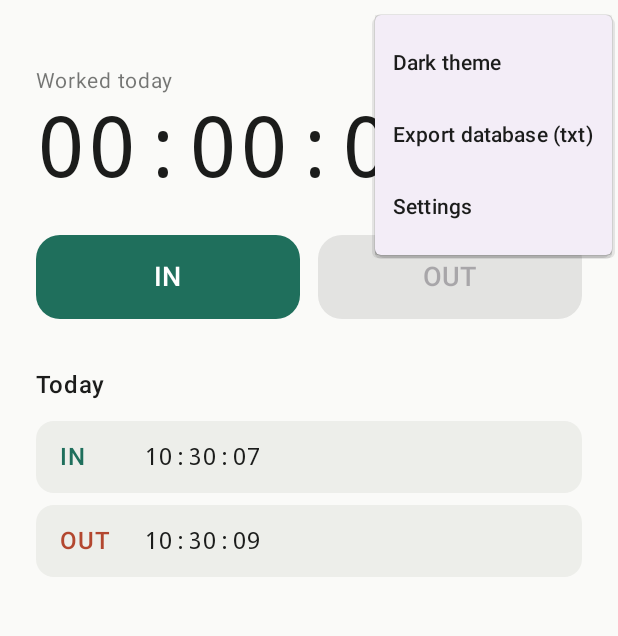
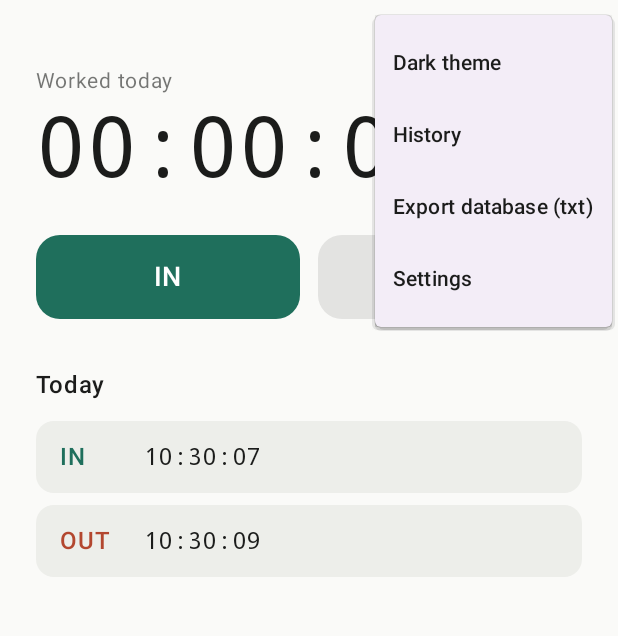
Before and after one commit to mircopergreffi/worktracker, an Android app built with Jetpack Compose: the screen it shows after launch (MainActivity), after a tap on "Menu", on a phone screen of 412 x 824 dp, the part 69-705 px from its top. Run offline under Robolectric (Android 15) with nearby library versions, the phone set to English and light mode, and no system bars; our stand-ins replace Room's generated code; 2 other taps on this screen came first.

Commit message:
Added history screen

```diff
--- a/app/src/main/java/com/example/workhours/MainViewModel.kt
+++ b/app/src/main/java/com/example/workhours/MainViewModel.kt
@@ -6,16 +6,19 @@ import androidx.lifecycle.AndroidViewModel
 import androidx.lifecycle.viewModelScope
 import com.example.workhours.data.AppDatabase
 import com.example.workhours.data.Entry
+import com.example.workhours.data.workedSeconds
 import kotlinx.coroutines.Dispatchers
 import kotlinx.coroutines.ExperimentalCoroutinesApi
 import kotlinx.coroutines.delay
 import kotlinx.coroutines.flow.*
 import kotlinx.coroutines.launch
 import kotlinx.coroutines.withContext
-import java.time.Duration
+import java.time.LocalDate
 import java.time.LocalDateTime
 import java.time.LocalTime
 import java.time.format.DateTimeFormatter
+
+data class DaySummary(val day: LocalDate, val seconds: Long, val count: Int)
 
 data class UiState(
     val entries: List<Entry> = emptyList(),
@@ -60,22 +63,31 @@ class MainViewModel(app: Application) : AndroidViewModel(app) {
         }
         .stateIn(viewModelScope, SharingStarted.WhileSubscribed(5000), UiState())
 
-    /** Sums IN→OUT pairs; an open IN counts up to "now". */
-    private fun workedSeconds(entries: List<Entry>, now: LocalTime): Long {
-        var total = 0L
-        var start: LocalTime? = null
-        for (e in entries) {
-            val t = LocalTime.parse(e.time)
-            if (e.inOut == "IN") {
-                if (start == null) start = t
-            } else if (start != null) {
-                total += Duration.between(start, t).seconds
-                start = null
+    /** Last 30 days (today first) with worked seconds per day, including empty days. */
+    val history: StateFlow<List<DaySummary>> = clock
+        .map { it.toLocalDate() }
+        .distinctUntilChanged()
+        .flatMapLatest { today ->
+            dao.observeSince(today.minusDays(29).toString()).combine(clock) { all, now ->
+                val byDay = all.groupBy { it.day }
+                (0..29).map { i ->
+                    val d = today.minusDays(i.toLong())
+                    val list = byDay[d.toString()].orEmpty()
+                    DaySummary(d, workedSeconds(list, if (i == 0) now.toLocalTime() else null), list.size)
+                }
             }
         }
-        if (start != null) total += maxOf(0, Duration.between(start, now).seconds)
-        return total
-    }
+        .stateIn(viewModelScope, SharingStarted.WhileSubscribed(5000), emptyList())
+
+    /** Entries and worked time for any single day. */
+    fun dayState(day: LocalDate): Flow<UiState> =
+        dao.observeDay(day.toString()).combine(clock) { entries, now ->
+            UiState(
+                entries = entries,
+                workedSeconds = workedSeconds(entries, if (day == now.toLocalDate()) now.toLocalTime() else null),
+                isIn = entries.lastOrNull()?.inOut == "IN"
+            )
+        }
 
     fun mark(inOut: String) {
         viewModelScope.launch {
--- a/app/src/main/java/com/example/workhours/data/EntryDao.kt
+++ b/app/src/main/java/com/example/workhours/data/EntryDao.kt
@@ -9,6 +9,9 @@ import kotlinx.coroutines.flow.Flow
 interface EntryDao {
     @Query("SELECT * FROM entries WHERE day = :day ORDER BY time ASC, id ASC")
     fun observeDay(day: String): Flow<List<Entry>>
+
+    @Query("SELECT * FROM entries WHERE day >= :since ORDER BY day ASC, time ASC, id ASC")
+    fun observeSince(since: String): Flow<List<Entry>>
 
     @Query("SELECT * FROM entries ORDER BY day ASC, time ASC, id ASC")
     suspend fun getAll(): List<Entry>
--- /dev/null
+++ b/app/src/main/java/com/example/workhours/data/Worked.kt
@@ -0,0 +1,24 @@
+package com.example.workhours.data
+
+import java.time.Duration
+import java.time.LocalTime
+
+/**
+ * Sums IN→OUT pairs. A trailing IN with no OUT counts up to [openUntil]
+ * (pass "now" for today, null for past days where it is ignored).
+ */
+fun workedSeconds(entries: List<Entry>, openUntil: LocalTime?): Long {
+    var total = 0L
+    var start: LocalTime? = null
+    for (e in entries) {
+        val t = LocalTime.parse(e.time)
+        if (e.inOut == "IN") {
+            if (start == null) start = t
+        } else if (start != null) {
+            total += Duration.between(start, t).seconds
+            start = null
+        }
+    }
+    if (start != null && openUntil != null) total += maxOf(0, Duration.between(start, openUntil).seconds)
+    return total
+}
--- a/app/src/main/java/com/example/workhours/ui/Screens.kt
+++ b/app/src/main/java/com/example/workhours/ui/Screens.kt
@@ -14,6 +14,8 @@ import androidx.compose.material.icons.automirrored.filled.ArrowBack
 import androidx.compose.material.icons.filled.MoreVert
 import androidx.compose.material3.*
 import androidx.compose.runtime.*
+import androidx.compose.runtime.saveable.rememberSaveable
+import java.time.LocalDate
 import androidx.compose.ui.Alignment
 import androidx.compose.ui.Modifier
 import androidx.compose.ui.platform.LocalContext
@@ -23,18 +25,28 @@ import androidx.compose.ui.unit.dp
 import androidx.compose.ui.unit.sp
 import androidx.lifecycle.compose.collectAsStateWithLifecycle
 import com.example.workhours.MainViewModel
+import com.example.workhours.data.Entry
 
 @Composable
 fun AppRoot(vm: MainViewModel, isDark: Boolean) {
-    var showSettings by remember { mutableStateOf(false) }
-    BackHandler(showSettings) { showSettings = false }
-    if (showSettings) SettingsScreen(vm) { showSettings = false }
-    else MainScreen(vm, isDark) { showSettings = true }
+    var screen by rememberSaveable { mutableStateOf("main") }
+    var selectedDay by rememberSaveable { mutableStateOf<String?>(null) }
+
+    BackHandler(screen != "main") { screen = if (screen == "day") "history" else "main" }
+
+    when (screen) {
+        "settings" -> SettingsScreen(vm) { screen = "main" }
+        "history" -> HistoryScreen(vm, onBack = { screen = "main" }) {
+            selectedDay = it.toString(); screen = "day"
+        }
+        "day" -> DayScreen(vm, LocalDate.parse(selectedDay!!)) { screen = "history" }
+        else -> MainScreen(vm, isDark, onSettings = { screen = "settings" }, onHistory = { screen = "history" })
+    }
 }
 
 @OptIn(ExperimentalMaterial3Api::class)
 @Composable
-fun MainScreen(vm: MainViewModel, isDark: Boolean, onSettings: () -> Unit) {
+fun MainScreen(vm: MainViewModel, isDark: Boolean, onSettings: () -> Unit, onHistory: () -> Unit) {
     val state by vm.state.collectAsStateWithLifecycle()
     val context = LocalContext.current
     var menu by remember { mutableStateOf(false) }
@@ -61,6 +73,10 @@ fun MainScreen(vm: MainViewModel, isDark: Boolean, onSettings: () -> Unit) {
                         DropdownMenuItem(
                             text = { Text(if (isDark) "Light theme" else "Dark theme") },
                             onClick = { menu = false; vm.setDark(!isDark) }
+                        )
+                        DropdownMenuItem(
+                            text = { Text("History") },
+                            onClick = { menu = false; onHistory() }
                         )
                         DropdownMenuItem(
                             text = { Text("Export database (txt)") },
@@ -113,21 +129,7 @@ fun MainScreen(vm: MainViewModel, isDark: Boolean, onSettings: () -> Unit) {
             }
             LazyColumn(contentPadding = PaddingValues(bottom = 24.dp)) {
                 items(state.entries, key = { it.id }) { e ->
-                    Row(
-                        Modifier.fillMaxWidth().padding(vertical = 4.dp)
-                            .background(MaterialTheme.colorScheme.surfaceVariant, RoundedCornerShape(12.dp))
-                            .padding(horizontal = 16.dp, vertical = 12.dp),
-                        verticalAlignment = Alignment.CenterVertically
-                    ) {
-                        Text(
-                            e.inOut,
-                            Modifier.width(56.dp),
-                            fontWeight = FontWeight.SemiBold,
-                            color = if (e.inOut == "IN") MaterialTheme.colorScheme.primary
-                            else MaterialTheme.colorScheme.secondary
-                        )
-                        Text(e.time, fontFamily = FontFamily.Monospace, fontSize = 16.sp)
-                    }
+                    EntryRow(e)
                 }
             }
         }
@@ -176,5 +178,26 @@ fun SettingsScreen(vm: MainViewModel, onBack: () -> Unit) {
     }
 }
 
-private fun formatHms(total: Long): String =
+fun formatHms(total: Long): String =
     "%02d:%02d:%02d".format(total / 3600, (total % 3600) / 60, total % 60)
+
+fun formatHm(total: Long): String = "%dh %02dm".format(total / 3600, (total % 3600) / 60)
+
+@Composable
+fun EntryRow(e: Entry) {
+    Row(
+        Modifier.fillMaxWidth().padding(vertical = 4.dp)
+            .background(MaterialTheme.colorScheme.surfaceVariant, RoundedCornerShape(12.dp))
+            .padding(horizontal = 16.dp, vertical = 12.dp),
+        verticalAlignment = Alignment.CenterVertically
+    ) {
+        Text(
+            e.inOut,
+            Modifier.width(56.dp),
+            fontWeight = FontWeight.SemiBold,
+            color = if (e.inOut == "IN") MaterialTheme.colorScheme.primary
+            else MaterialTheme.colorScheme.secondary
+        )
+        Text(e.time, fontFamily = FontFamily.Monospace, fontSize = 16.sp)
+    }
+}
```
Also changed, not shown: app/src/main/java/com/example/workhours/ui/History.kt (added, +145 -0 lines).
